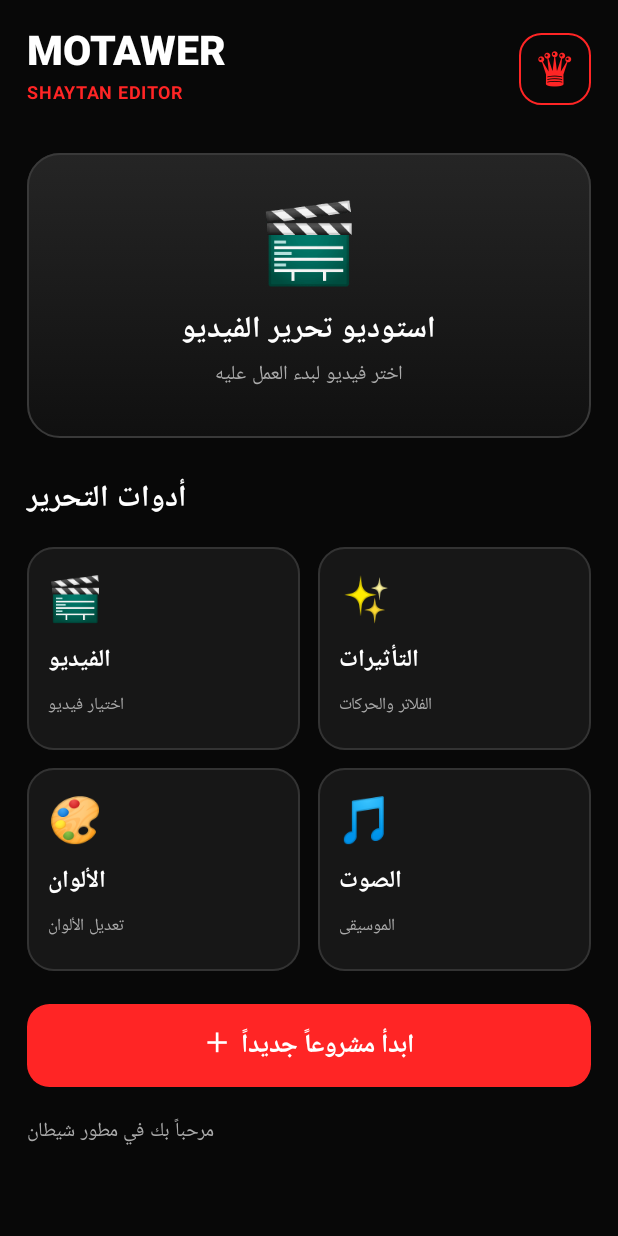
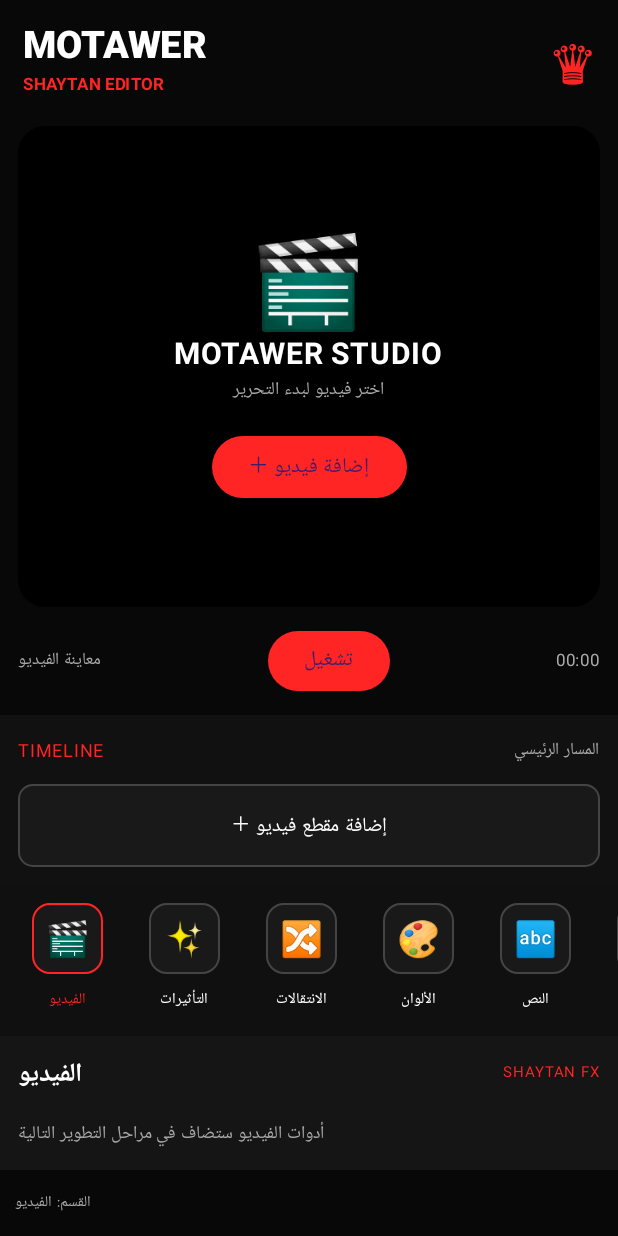
Before and after one commit to eeosef526-coder/MOTAWER-SHAYTAN, an Android app built with Jetpack Compose: the screen it shows after launch (MainActivity), after a tap on an icon or button, on a phone screen of 412 x 824 dp. Run offline under Robolectric (Android 15) with nearby library versions, the phone set to English and light mode, and no system bars.

Commit message:
Update video editor interface and dependencies

```diff
--- a/app/build.gradle.kts
+++ b/app/build.gradle.kts
@@ -31,6 +31,9 @@ android {
 }
 
 dependencies {
+    implementation("androidx.media3:media3-transformer:1.11.1")
+    implementation("androidx.media3:media3-effect:1.11.1")
+
     implementation(platform("androidx.compose:compose-bom:2025.02.00"))
     implementation("androidx.activity:activity-compose:1.10.1")
     implementation("androidx.compose.ui:ui")
--- a/app/src/main/java/com/shaytan/motawer/MainActivity.kt
+++ b/app/src/main/java/com/shaytan/motawer/MainActivity.kt
@@ -1,15 +1,16 @@
+
 package com.shaytan.motawer
 
 import android.net.Uri
 import android.os.Bundle
 import androidx.activity.ComponentActivity
+import androidx.activity.compose.setContent
 import androidx.activity.compose.rememberLauncherForActivityResult
-import androidx.activity.compose.setContent
 import androidx.activity.result.contract.ActivityResultContracts
-import androidx.compose.foundation.background
-import androidx.compose.foundation.border
-import androidx.compose.foundation.clickable
+import androidx.compose.foundation.*
 import androidx.compose.foundation.layout.*
+import androidx.compose.foundation.lazy.LazyRow
+import androidx.compose.foundation.lazy.items
 import androidx.compose.foundation.rememberScrollState
 import androidx.compose.foundation.shape.RoundedCornerShape
 import androidx.compose.foundation.verticalScroll
@@ -17,272 +18,378 @@ import androidx.compose.material3.*
 import androidx.compose.runtime.*
 import androidx.compose.ui.Alignment
 import androidx.compose.ui.Modifier
-import androidx.compose.ui.graphics.Brush
 import androidx.compose.ui.graphics.Color
+import androidx.compose.ui.text.font.FontWeight
+import androidx.compose.ui.unit.*
 import androidx.compose.ui.platform.LocalContext
-import androidx.compose.ui.text.font.FontWeight
-import androidx.compose.ui.unit.dp
-import androidx.compose.ui.unit.sp
 import androidx.compose.ui.viewinterop.AndroidView
+import androidx.media3.common.MediaItem
 import androidx.media3.exoplayer.ExoPlayer
-import androidx.media3.common.MediaItem
 import androidx.media3.ui.PlayerView
 
-private val Background = Color(0xFF080808)
-private val CardColor = Color(0xFF171717)
-private val Accent = Color(0xFFFF2525)
-private val White = Color.White
-private val Gray = Color(0xFFAAAAAA)
+private val BG = Color(0xFF080808)
+private val PANEL = Color(0xFF191919)
+private val RED = Color(0xFFFF2525)
+private val WHITE = Color.White
+private val GRAY = Color(0xFFAAAAAA)
 
 class MainActivity : ComponentActivity() {
     override fun onCreate(savedInstanceState: Bundle?) {
         super.onCreate(savedInstanceState)
-
         setContent {
-            MaterialTheme(
-                colorScheme = darkColorScheme(
-                    primary = Accent,
-                    background = Background,
-                    surface = CardColor
-                )
-            ) {
-                EditorHome()
+            MaterialTheme(colorScheme = darkColorScheme(primary = RED)) {
+                MotawerEditor()
             }
         }
     }
 }
 
 @Composable
-fun EditorHome() {
+fun MotawerEditor() {
     val context = LocalContext.current
+    var videoUri by remember { mutableStateOf<Uri?>(null) }
+    var tab by remember { mutableStateOf("التأثيرات") }
+    var effect by remember { mutableStateOf("بدون") }
+    var transition by remember { mutableStateOf("بدون") }
+    var intensity by remember { mutableFloatStateOf(0.5f) }
+    var playing by remember { mutableStateOf(false) }
+    var status by remember { mutableStateOf("اختر فيديو للبدء") }
 
-    var selectedVideo by remember { mutableStateOf<Uri?>(null) }
-    var message by remember { mutableStateOf("مرحباً بك في مطور شيطان") }
-
-    val videoPicker = rememberLauncherForActivityResult(
-        contract = ActivityResultContracts.GetContent()
+    val picker = rememberLauncherForActivityResult(
+        ActivityResultContracts.GetContent()
     ) { uri ->
         if (uri != null) {
-            selectedVideo = uri
-            message = "تم اختيار الفيديو بنجاح"
+            videoUri = uri
+            status = "تم تحميل الفيديو"
         }
     }
 
-    val player = remember(selectedVideo) {
-        selectedVideo?.let { uri ->
+    val player = remember(videoUri) {
+        videoUri?.let {
             ExoPlayer.Builder(context).build().apply {
-                setMediaItem(MediaItem.fromUri(uri))
+                setMediaItem(MediaItem.fromUri(it))
                 prepare()
-                playWhenReady = false
             }
         }
     }
 
     DisposableEffect(player) {
-        onDispose {
-            player?.release()
-        }
+        onDispose { player?.release() }
     }
 
-    Surface(
-        modifier = Modifier.fillMaxSize(),
-        color = Background
-    ) {
+    val effects = listOf(
+        "بدون", "Glitch", "RGB", "Neon", "Shake",
+        "Blur", "Flash", "Glow", "VHS", "Pixel",
+        "Mirror", "Invert", "Particles", "Zoom",
+        "Distortion", "Color Shift", "Light Leak",
+        "Vintage", "Chromatic", "Strobe"
+    )
+
+    val transitions = listOf(
+        "بدون", "Zoom In", "Zoom Out", "Spin",
+        "Flash", "Glitch", "Swipe", "Shake",
+        "Blur", "Fade", "Dissolve", "RGB",
+        "Cube", "Mirror", "Whip", "Slide",
+        "Stretch", "Light", "Warp", "Rotate"
+    )
+
+    val tools = listOf(
+        "🎬" to "الفيديو",
+        "✨" to "التأثيرات",
+        "🔀" to "الانتقالات",
+        "🎨" to "الألوان",
+        "🔤" to "النص",
+        "🎵" to "الصوت",
+        "⚡" to "السرعة",
+        "🧩" to "الطبقات"
+    )
+
     Column(
         modifier = Modifier
             .fillMaxSize()
-                .verticalScroll(rememberScrollState())
-                .padding(18.dp)
+            .background(BG)
     ) {
         Row(
-                modifier = Modifier.fillMaxWidth(),
+            modifier = Modifier
+                .fillMaxWidth()
+                .padding(15.dp),
             horizontalArrangement = Arrangement.SpaceBetween,
             verticalAlignment = Alignment.CenterVertically
         ) {
             Column {
                 Text(
                     "MOTAWER",
-                        color = White,
-                        fontSize = 27.sp,
+                    color = WHITE,
+                    fontSize = 25.sp,
                     fontWeight = FontWeight.Black
                 )
                 Text(
                     "SHAYTAN EDITOR",
-                        color = Accent,
-                        fontSize = 12.sp,
+                    color = RED,
+                    fontSize = 11.sp,
                     fontWeight = FontWeight.Bold
                 )
+            }
+            Text("♛", color = RED, fontSize = 34.sp)
         }
 
         Box(
             modifier = Modifier
-                        .size(48.dp)
-                        .border(1.dp, Accent, RoundedCornerShape(15.dp)),
+                .fillMaxWidth()
+                .weight(1f)
+                .padding(horizontal = 12.dp)
+                .background(Color.Black, RoundedCornerShape(18.dp)),
             contentAlignment = Alignment.Center
         ) {
-                    Text("♛", color = Accent, fontSize = 29.sp)
-                }
-            }
-
-            Spacer(Modifier.height(28.dp))
-
             if (player != null) {
-                Column {
-                    Text(
-                        "معاينة الفيديو",
-                        color = White,
-                        fontSize = 18.sp,
-                        fontWeight = FontWeight.Bold
-                    )
-
-                    Spacer(Modifier.height(10.dp))
-
                 AndroidView(
-                        factory = { viewContext ->
-                            PlayerView(viewContext).apply {
+                    factory = {
+                        PlayerView(it).apply {
                             this.player = player
-                                useController = true
+                            useController = false
                         }
                     },
                     update = { it.player = player },
-                        modifier = Modifier
-                            .fillMaxWidth()
-                            .height(230.dp)
-                            .background(Color.Black, RoundedCornerShape(18.dp))
+                    modifier = Modifier.fillMaxSize()
                 )
-                }
             } else {
-                Box(
-                    modifier = Modifier
-                        .fillMaxWidth()
-                        .height(190.dp)
-                        .background(
-                            Brush.verticalGradient(
-                                listOf(Color(0xFF252525), Color(0xFF101010))
-                            ),
-                            RoundedCornerShape(22.dp)
-                        )
-                        .border(
-                            1.dp,
-                            Color(0xFF393939),
-                            RoundedCornerShape(22.dp)
-                        ),
-                    contentAlignment = Alignment.Center
-                ) {
                 Column(horizontalAlignment = Alignment.CenterHorizontally) {
-                        Text("🎬", fontSize = 52.sp)
-                        Spacer(Modifier.height(10.dp))
+                    Text("🎬", fontSize = 60.sp)
                     Text(
-                            "استوديو تحرير الفيديو",
-                            color = White,
+                        "MOTAWER STUDIO",
+                        color = WHITE,
                         fontSize = 20.sp,
                         fontWeight = FontWeight.Bold
                     )
                     Text(
-                            "اختر فيديو لبدء العمل عليه",
-                            color = Gray,
+                        "اختر فيديو لبدء التحرير",
+                        color = GRAY,
+                        fontSize = 12.sp
+                    )
+                    Spacer(Modifier.height(15.dp))
+                    Button(
+                        onClick = { picker.launch("video/*") },
+                        colors = ButtonDefaults.buttonColors(
+                            containerColor = RED
+                        )
+                    ) {
+                        Text("＋ إضافة فيديو")
+                    }
+                }
+            }
+        }
+
+        Row(
+            modifier = Modifier
+                .fillMaxWidth()
+                .padding(12.dp),
+            horizontalArrangement = Arrangement.SpaceBetween,
+            verticalAlignment = Alignment.CenterVertically
+        ) {
+            Text("معاينة الفيديو", color = GRAY, fontSize = 11.sp)
+            Button(
+                onClick = {
+                    player?.let {
+                        if (it.isPlaying) {
+                            it.pause()
+                            playing = false
+                        } else {
+                            it.play()
+                            playing = true
+                        }
+                    }
+                },
+                colors = ButtonDefaults.buttonColors(containerColor = RED)
+            ) {
+                Text(if (playing) "إيقاف" else "تشغيل")
+            }
+            Text("00:00", color = GRAY, fontSize = 11.sp)
+        }
+
+        Column(
+            modifier = Modifier
+                .fillMaxWidth()
+                .background(Color(0xFF111111))
+                .padding(12.dp)
+        ) {
+            Row(
+                horizontalArrangement = Arrangement.SpaceBetween,
+                modifier = Modifier.fillMaxWidth()
+            ) {
+                Text("TIMELINE", color = RED, fontSize = 12.sp)
+                Text("المسار الرئيسي", color = GRAY, fontSize = 11.sp)
+            }
+            Spacer(Modifier.height(10.dp))
+            Row(
+                modifier = Modifier
+                    .fillMaxWidth()
+                    .height(55.dp)
+                    .background(PANEL, RoundedCornerShape(10.dp))
+                    .border(1.dp, Color.DarkGray, RoundedCornerShape(10.dp))
+                    .clickable { picker.launch("video/*") },
+                horizontalArrangement = Arrangement.Center,
+                verticalAlignment = Alignment.CenterVertically
+            ) {
+                Text(
+                    if (videoUri == null) "＋ إضافة مقطع فيديو"
+                    else "🎞 المقطع الرئيسي",
+                    color = WHITE,
                     fontSize = 13.sp
+                )
+            }
+        }
+
+        LazyRow(
+            modifier = Modifier
+                .fillMaxWidth()
+                .background(Color(0xFF101010))
+                .padding(vertical = 12.dp),
+            horizontalArrangement = Arrangement.spacedBy(8.dp),
+            contentPadding = PaddingValues(horizontal = 10.dp)
+        ) {
+            items(tools) { tool ->
+                Column(
+                    modifier = Modifier
+                        .width(70.dp)
+                        .clickable {
+                            tab = tool.second
+                            status = "القسم: ${tool.second}"
+                        },
+                    horizontalAlignment = Alignment.CenterHorizontally
+                ) {
+                    Box(
+                        modifier = Modifier
+                            .size(47.dp)
+                            .background(PANEL, RoundedCornerShape(12.dp))
+                            .border(
+                                1.dp,
+                                if (tab == tool.second) RED else Color.DarkGray,
+                                RoundedCornerShape(12.dp)
+                            ),
+                        contentAlignment = Alignment.Center
+                    ) {
+                        Text(tool.first, fontSize = 23.sp)
+                    }
+                    Spacer(Modifier.height(5.dp))
+                    Text(
+                        tool.second,
+                        color = if (tab == tool.second) RED else WHITE,
+                        fontSize = 10.sp
                     )
                 }
             }
         }
 
-            Spacer(Modifier.height(24.dp))
-
+        Column(
+            modifier = Modifier
+                .fillMaxWidth()
+                .heightIn(max = 230.dp)
+                .background(Color(0xFF151515))
+                .verticalScroll(rememberScrollState())
+                .padding(12.dp)
+        ) {
+            Row(
+                modifier = Modifier.fillMaxWidth(),
+                horizontalArrangement = Arrangement.SpaceBetween
+            ) {
                 Text(
-                "أدوات التحرير",
-                color = White,
-                fontSize = 20.sp,
+                    tab,
+                    color = WHITE,
+                    fontSize = 17.sp,
                     fontWeight = FontWeight.Bold
                 )
-
-            Spacer(Modifier.height(14.dp))
-
-            Row(horizontalArrangement = Arrangement.spacedBy(12.dp)) {
-                ToolCard("🎬", "الفيديو", "اختيار فيديو") {
-                    videoPicker.launch("video/*")
-                }
-
-                ToolCard("✨", "التأثيرات", "الفلاتر والحركات") {
-                    message = "قسم التأثيرات قيد التطوير"
-                }
+                Text("SHAYTAN FX", color = RED, fontSize = 10.sp)
             }
 
             Spacer(Modifier.height(12.dp))
 
-            Row(horizontalArrangement = Arrangement.spacedBy(12.dp)) {
-                ToolCard("🎨", "الألوان", "تعديل الألوان") {
-                    message = "قسم الألوان قيد التطوير"
-                }
-
-                ToolCard("🎵", "الصوت", "الموسيقى") {
-                    message = "قسم الصوت قيد التطوير"
+            when (tab) {
+                "التأثيرات" -> {
+                    LazyRow(horizontalArrangement = Arrangement.spacedBy(8.dp)) {
+                        items(effects) { item ->
+                            SelectCard(item, effect == item) {
+                                effect = item
+                                status = "اختير التأثير: $item"
                             }
                         }
-
-            Spacer(Modifier.height(22.dp))
-
-            Button(
-                onClick = { videoPicker.launch("video/*") },
-                modifier = Modifier
-                    .fillMaxWidth()
-                    .height(55.dp),
-                colors = ButtonDefaults.buttonColors(
-                    containerColor = Accent
-                ),
-                shape = RoundedCornerShape(15.dp)
-            ) {
+                    }
+                    Spacer(Modifier.height(12.dp))
+                    Text("شدة التأثير", color = WHITE, fontSize = 12.sp)
+                    Slider(
+                        value = intensity,
+                        onValueChange = { intensity = it },
+                        colors = SliderDefaults.colors(
+                            thumbColor = RED,
+                            activeTrackColor = RED
+                        )
+                    )
                     Text(
-                    "＋  ابدأ مشروعاً جديداً",
-                    color = White,
-                    fontSize = 17.sp,
-                    fontWeight = FontWeight.Bold
+                        "${(intensity * 100).toInt()}%",
+                        color = RED,
+                        fontSize = 11.sp
                     )
                 }
 
-            Spacer(Modifier.height(18.dp))
-
-            Text(
-                message,
-                color = Gray,
-                fontSize = 13.sp
-            )
-
-            Spacer(Modifier.height(30.dp))
+                "الانتقالات" -> {
+                    LazyRow(horizontalArrangement = Arrangement.spacedBy(8.dp)) {
+                        items(transitions) { item ->
+                            SelectCard(item, transition == item) {
+                                transition = item
+                                status = "اختير الانتقال: $item"
+                            }
                         }
                     }
                 }
 
+                else -> {
+                    Text(
+                        "أدوات $tab ستضاف في مراحل التطوير التالية",
+                        color = GRAY,
+                        fontSize = 12.sp
+                    )
+                }
+            }
+        }
+
+        Text(
+            status,
+            color = GRAY,
+            fontSize = 10.sp,
+            modifier = Modifier.padding(10.dp)
+        )
+    }
+}
+
 @Composable
-fun RowScope.ToolCard(
-    icon: String,
-    title: String,
-    subtitle: String,
+fun SelectCard(
+    name: String,
+    selected: Boolean,
     onClick: () -> Unit
 ) {
     Column(
         modifier = Modifier
-            .weight(1f)
-            .height(135.dp)
-            .background(CardColor, RoundedCornerShape(18.dp))
-            .border(1.dp, Color(0xFF333333), RoundedCornerShape(18.dp))
-            .clickable { onClick() }
-            .padding(14.dp),
+            .width(85.dp)
+            .height(75.dp)
+            .background(
+                if (selected) Color(0xFF451414) else PANEL,
+                RoundedCornerShape(12.dp)
+            )
+            .border(
+                1.dp,
+                if (selected) RED else Color.DarkGray,
+                RoundedCornerShape(12.dp)
+            )
+            .clickable { onClick() },
+        horizontalAlignment = Alignment.CenterHorizontally,
         verticalArrangement = Arrangement.Center
     ) {
-        Text(icon, fontSize = 29.sp)
-        Spacer(Modifier.height(9.dp))
+        Text("✨", fontSize = 23.sp)
+        Spacer(Modifier.height(5.dp))
         Text(
-            title,
-            color = White,
-            fontSize = 16.sp,
+            name,
+            color = WHITE,
+            fontSize = 11.sp,
             fontWeight = FontWeight.Bold
-        )
-        Spacer(Modifier.height(4.dp))
-        Text(
-            subtitle,
-            color = Gray,
-            fontSize = 11.sp
         )
     }
 }
```
Lines whose indentation alone changed are shown as unchanged.
